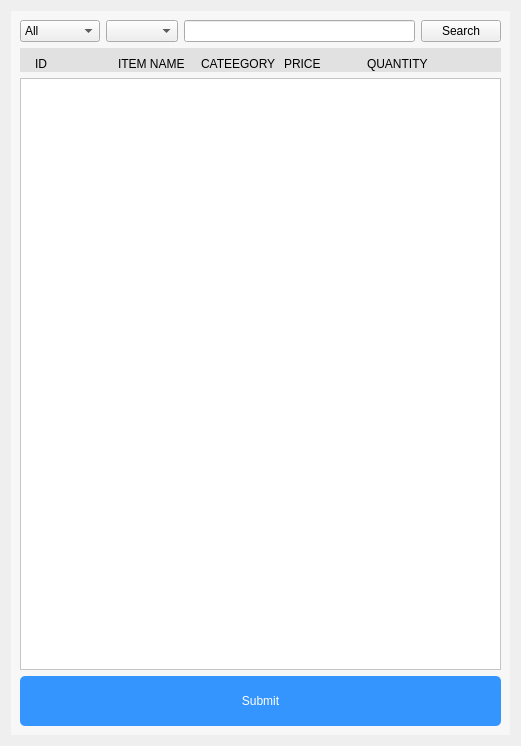
Qt form widget/menu/addorderitem.ui (Anmol-A-jain/Dyner-order-client) before a commit.
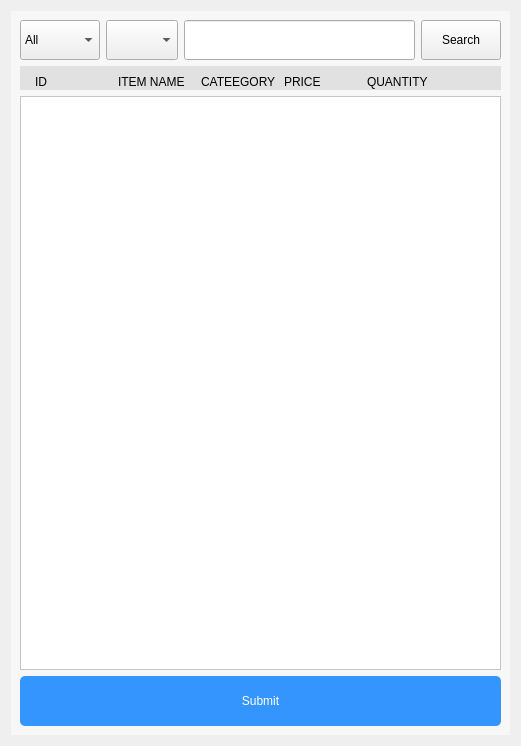
The same form after that commit.

Commit message: back button bug fixed

The edit to the form file:
```diff
--- a/widget/menu/addorderitem.ui
+++ b/widget/menu/addorderitem.ui
@@ -137,7 +137,7 @@
            <x>0</x>
            <y>0</y>
            <width>483</width>
-           <height>588</height>
+           <height>572</height>
           </rect>
          </property>
          <layout class="QVBoxLayout" name="verticalLayout_2">
@@ -192,6 +192,12 @@
        <layout class="QHBoxLayout" name="horizontalLayout">
         <item>
          <widget class="QComboBox" name="menuColumn">
+          <property name="minimumSize">
+           <size>
+            <width>0</width>
+            <height>40</height>
+           </size>
+          </property>
           <item>
            <property name="text">
             <string>All</string>
@@ -220,13 +226,33 @@
          </widget>
         </item>
         <item>
-         <widget class="QComboBox" name="categoryList"/>
+         <widget class="QComboBox" name="categoryList">
+          <property name="minimumSize">
+           <size>
+            <width>0</width>
+            <height>40</height>
+           </size>
+          </property>
+         </widget>
         </item>
         <item>
-         <widget class="QLineEdit" name="SearchTextBox"/>
+         <widget class="QLineEdit" name="SearchTextBox">
+          <property name="minimumSize">
+           <size>
+            <width>0</width>
+            <height>40</height>
+           </size>
+          </property>
+         </widget>
         </item>
         <item>
          <widget class="QPushButton" name="btnSearch">
+          <property name="minimumSize">
+           <size>
+            <width>0</width>
+            <height>40</height>
+           </size>
+          </property>
           <property name="text">
            <string>Search</string>
           </property>
```
The commit also changes 5 other files.
